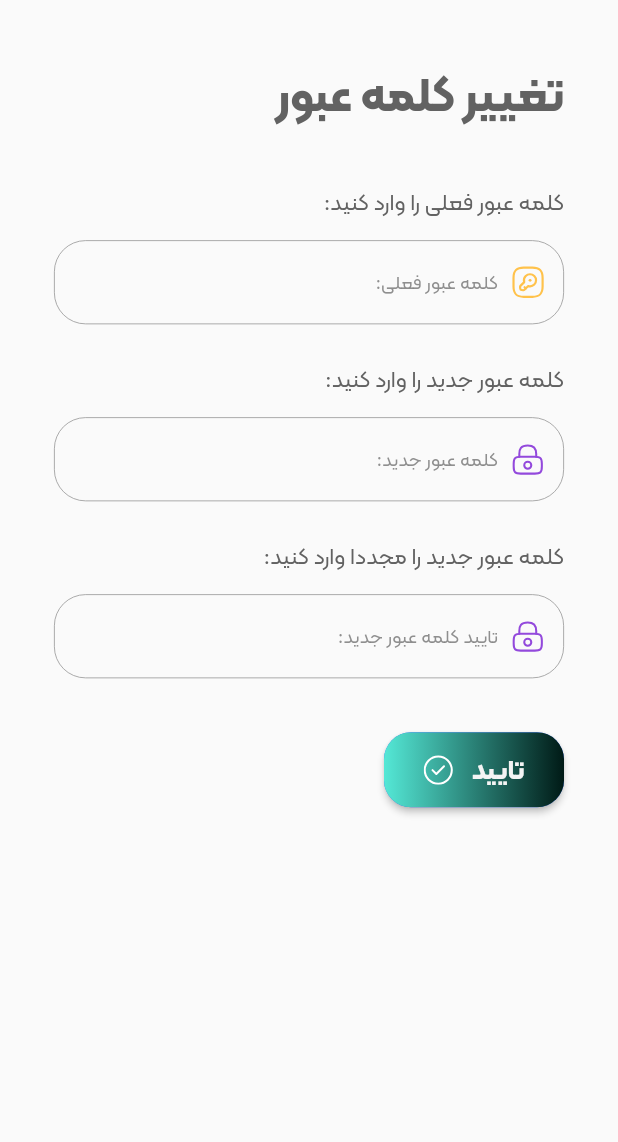
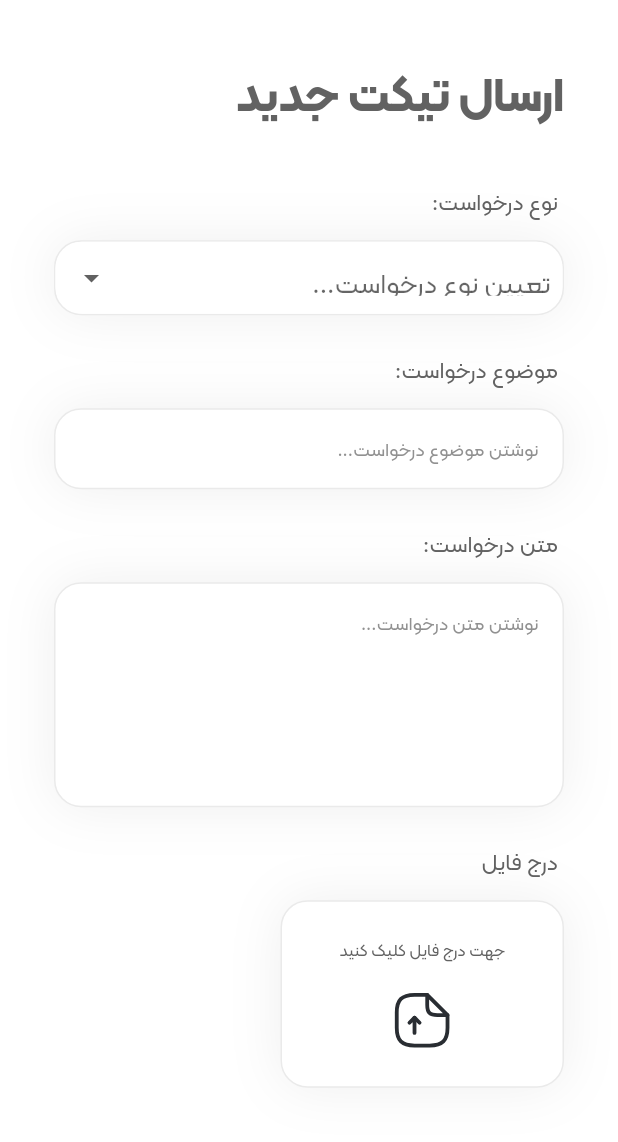
Before and after one commit to hojat2079/Ticketban, a Flutter app: the screen it shows after launch, on a phone screen of 412 x 824 dp, the part 94-1236 px from its top. Run offline on Flutter 3.47's test engine with Material 2 defaults, Android fonts, the phone set to English and light mode, and no system bars; our stand-ins replace dio, equatable, flutter_bloc, flutter_svg, get_it.

Commit message:
feat: add new ticket page

```diff
--- a/lib/gen/assets.gen.dart
+++ b/lib/gen/assets.gen.dart
@@ -37,11 +37,17 @@ class $AssetsImageSvgGen {
   SvgGenImage get allTicket =>
       const SvgGenImage('assets/image/svg/all_ticket.svg');
 
+  /// File path: assets/image/svg/arrow.svg
+  SvgGenImage get arrow => const SvgGenImage('assets/image/svg/arrow.svg');
+
   /// File path: assets/image/svg/check.svg
   SvgGenImage get check => const SvgGenImage('assets/image/svg/check.svg');
 
   /// File path: assets/image/svg/exit.svg
   SvgGenImage get exit => const SvgGenImage('assets/image/svg/exit.svg');
+
+  /// File path: assets/image/svg/file.svg
+  SvgGenImage get file => const SvgGenImage('assets/image/svg/file.svg');
 
   /// File path: assets/image/svg/lock.svg
   SvgGenImage get lock => const SvgGenImage('assets/image/svg/lock.svg');
@@ -66,6 +72,9 @@ class $AssetsImageSvgGen {
 
   /// File path: assets/image/svg/phone.svg
   SvgGenImage get phone => const SvgGenImage('assets/image/svg/phone.svg');
+
+  /// File path: assets/image/svg/send.svg
+  SvgGenImage get send => const SvgGenImage('assets/image/svg/send.svg');
 }
 
 class Assets {
--- a/lib/main.dart
+++ b/lib/main.dart
@@ -1,6 +1,7 @@
 import 'package:flutter/material.dart';
 import 'package:ticketban_mobile/di/app.dart';
 import 'package:ticketban_mobile/presentation/route.dart';
+import 'package:ticketban_mobile/presentation/screen/add_ticket/add_ticket_screen.dart';
 import 'package:ticketban_mobile/presentation/screen/change_password/change_password.dart';
 import 'package:ticketban_mobile/presentation/screen/home/home.dart';
 import 'package:ticketban_mobile/presentation/theme.dart';
@@ -30,7 +31,7 @@ class _MyAppState extends State<MyApp> {
       // onGenerateRoute: _appRoute.onGenerateRoute,
       home: const Directionality(
         textDirection: TextDirection.rtl,
-        child: ChangePasswordScreen(),
+        child: AddNewTicketScreen(),
       ),
     );
   }
--- a/lib/presentation/color.dart
+++ b/lib/presentation/color.dart
@@ -3,7 +3,7 @@ import 'package:flutter/material.dart';
 class LightColorPalette {
   static const whiteCard = Color(0xffF4F4F4);
   static const white = Colors.white;
-  static Color whiteShadow = const Color(0xff7A7A7A).withOpacity(0.15);
+  static Color whiteShadow = const Color(0xff7A7A7A).withOpacity(0.12);
   static const blackTextColor = Color(0xff626262);
   static const black = Color(0xff292D32);
   static const blue = Color(0xff2C6DF8);
@@ -15,7 +15,9 @@ class LightColorPalette {
   static const red = Color(0xffFF4F4F);
   static const darkRed = Color(0xffE52323);
   static const green = Color(0xff00B7A1);
-  static const yellow = Color(0xffFFC24B);
+  static const yellowDropDown = Color(0xffFFC24B);
+  static const greenDropDown = Color(0xff71CB7E);
+  static const purpleDropDown = Color(0xffBF49DC);
   static const dialogTextColor = Color(0xff3A3A3A);
 
   static const Gradient defaultTextGradiant = LinearGradient(
--- a/lib/presentation/component/dimension.dart
+++ b/lib/presentation/component/dimension.dart
@@ -23,6 +23,7 @@ const EdgeInsets padding36H = EdgeInsets.symmetric(horizontal: 36);
 const EdgeInsets padding36 = EdgeInsets.symmetric(horizontal: 36, vertical: 36);
 const EdgeInsets padding0 = EdgeInsets.zero;
 const EdgeInsets paddingSuffixIcon = EdgeInsets.only(left: 8, right: 12);
+const EdgeInsets padding4R = EdgeInsets.only(right: 4);
 
 //sizedBox
 const sizedBoxW4 = SizedBox(width: 4);
--- /dev/null
+++ b/lib/presentation/component/widget/elevated_textfield.dart
@@ -0,0 +1,88 @@
+import 'package:flutter/material.dart';
+import 'package:ticketban_mobile/presentation/component/dimension.dart';
+
+class ElevatedTextField extends StatelessWidget {
+  final bool obscure = false;
+  final TextEditingController? controller;
+  final int? maxLength;
+  final TextInputType keyboardType;
+  final String hint;
+  final Widget? prefixIcon;
+  final Widget? suffixIcon;
+  final bool isPassword;
+  final int maxLines;
+  final double? height;
+
+  const ElevatedTextField(
+      {Key? key,
+      this.controller,
+      this.maxLength,
+      required this.keyboardType,
+      required this.hint,
+      this.prefixIcon,
+      this.suffixIcon,
+      this.maxLines = 1,
+      required this.isPassword,
+      this.height})
+      : super(key: key);
+
+  @override
+  Widget build(BuildContext context) {
+    final ThemeData themeData = Theme.of(context);
+    return Container(
+      height: height,
+      padding: const EdgeInsets.only(
+        top: 6,
+        bottom: 6,
+        right: 16,
+        left: 16,
+      ),
+      decoration: BoxDecoration(
+        color: themeData.colorScheme.surfaceVariant,
+        border: Border.all(
+          color: const Color(
+            0xffEAEAEA,
+          ),
+          width: 1,
+        ),
+        boxShadow: [
+          BoxShadow(
+            color: themeData.colorScheme.inverseSurface,
+            blurRadius: 30,
+          )
+        ],
+        borderRadius: circular18,
+      ),
+      child: TextField(
+        style: themeData.textTheme.bodyText2!.copyWith(
+          fontWeight: FontWeight.w500,
+        ),
+        controller: controller,
+        maxLines: maxLines,
+        maxLength: maxLength,
+        keyboardType: keyboardType,
+        decoration: InputDecoration(
+          counterStyle: const TextStyle(
+            height: double.minPositive,
+          ),
+          counterText: "",
+          isDense: true,
+          border: InputBorder.none,
+          hintText: hint,
+          hintStyle: themeData.textTheme.bodyText2!.apply(
+              color: themeData.colorScheme.onSurface.withOpacity(
+                0.7,
+              ),
+              fontSizeFactor: 0.9),
+          prefixIconConstraints: const BoxConstraints(
+            minWidth: iconSize,
+            minHeight: iconSize,
+          ),
+          prefixIcon: prefixIcon,
+          suffixIcon: suffixIcon,
+        ),
+        obscureText: isPassword,
+      ),
+    );
+  }
+}
--- a/lib/presentation/component/widget/gradiant_button.dart
+++ b/lib/presentation/component/widget/gradiant_button.dart
@@ -58,7 +58,7 @@ class GradiantButton extends StatelessWidget {
                   textAlign: TextAlign.center,
                   style: textStyle,
                 ),
-                if (icon != null) sizedBoxW12,
+                if (icon != null) sizedBoxW8,
                 if (icon != null) icon!,
               ],
             ),
--- a/lib/presentation/route.dart
+++ b/lib/presentation/route.dart
@@ -2,6 +2,7 @@ import 'package:flutter/material.dart';
 import 'package:flutter_bloc/flutter_bloc.dart';
 import 'package:get_it/get_it.dart';
 import 'package:ticketban_mobile/domain/repository/auth_repository.dart';
+import 'package:ticketban_mobile/presentation/screen/add_ticket/add_ticket_screen.dart';
 import 'package:ticketban_mobile/presentation/screen/auth/bloc/auth_bloc.dart';
 import 'package:ticketban_mobile/presentation/screen/auth/forget_password_screen.dart';
 import 'package:ticketban_mobile/presentation/screen/auth/login_screen.dart';
@@ -98,6 +99,13 @@ class AppRoute {
             child: ChangePasswordScreen(),
           );
         });
+      case AddNewTicketScreen.route:
+        return MaterialPageRoute(builder: (context) {
+          return const Directionality(
+            textDirection: TextDirection.rtl,
+            child: AddNewTicketScreen(),
+          );
+        });
       default:
         throw Exception('root is not valid');
     }
--- /dev/null
+++ b/lib/presentation/screen/add_ticket/add_ticket_screen.dart
@@ -0,0 +1,115 @@
+import 'package:flutter/material.dart';
+import 'package:flutter/services.dart';
+import 'package:ticketban_mobile/gen/assets.gen.dart';
+import 'package:ticketban_mobile/presentation/color.dart';
+import 'package:ticketban_mobile/presentation/component/dimension.dart';
+import 'package:ticketban_mobile/presentation/component/widget/elevated_textfield.dart';
+import 'package:ticketban_mobile/presentation/component/widget/gradiant_button.dart';
+import 'package:ticketban_mobile/presentation/screen/add_ticket/file.dart';
+import 'package:ticketban_mobile/presentation/screen/home/appbar.dart';
+
+import 'drop_down.dart';
+
+class AddNewTicketScreen extends StatelessWidget {
+  static const String route = 'new-ticket';
+
+  const AddNewTicketScreen({Key? key}) : super(key: key);
+
+  @override
+  Widget build(BuildContext context) {
+    final ThemeData themeData = Theme.of(context);
+    SystemChrome.setSystemUIOverlayStyle(
+      SystemUiOverlayStyle(
+        statusBarColor: themeData.colorScheme.surfaceVariant,
+        statusBarIconBrightness: Brightness.dark,
+      ),
+    );
+    return Scaffold(
+      backgroundColor: themeData.colorScheme.surfaceVariant,
+      body: SafeArea(
+        child: SingleChildScrollView(
+          physics: const BouncingScrollPhysics(),
+          child: Padding(
+            padding: padding36H,
+            child: Column(
+              crossAxisAlignment: CrossAxisAlignment.start,
+              children: [
+                sizedBoxH24,
+                const HomeAppBar(),
+                sizedBoxH36,
+                Text(
+                  'ارسال تیکت جدید',
+                  style: themeData.textTheme.headline2,
+                ),
+                sizedBoxH32,
+                Padding(
+                  padding: padding4R,
+                  child: Text(
+                    'نوع درخواست:',
+                    style: themeData.textTheme.subtitle2,
+                  ),
+                ),
+                sizedBoxH12,
+                DropDownTicketType(),
+                sizedBoxH24,
+                Padding(
+                  padding: padding4R,
+                  child: Text(
+                    'موضوع درخواست:',
+                    style: themeData.textTheme.subtitle2,
+                  ),
+                ),
+                sizedBoxH12,
+                const ElevatedTextField(
+                  keyboardType: TextInputType.text,
+                  hint: 'نوشتن موضوع درخواست...',
+                  isPassword: false,
+                ),
+                sizedBoxH24,
+                Padding(
+                  padding: padding4R,
+                  child: Text(
+                    'متن درخواست:',
+                    style: themeData.textTheme.subtitle2,
+                  ),
+                ),
+                sizedBoxH12,
+                const ElevatedTextField(
+                  keyboardType: TextInputType.text,
+                  hint: 'نوشتن متن درخواست...',
+                  isPassword: false,
+                  maxLines: 8,
+                  height: 150,
+                ),
+                sizedBoxH24,
+                Padding(
+                  padding: padding4R,
+                  child: Text(
+                    'درج فایل',
+                    style: themeData.textTheme.subtitle2,
+                  ),
+                ),
+                sizedBoxH12,
+                FileComponent(image: Assets.image.svg.file.svg()),
+                sizedBoxH48,
+                Center(
+                  child: GradiantButton(
+                    gradient: LightColorPalette.defaultOkButton,
+                    onTap: () {},
+                    label: 'ارسال',
+                    icon: Assets.image.svg.send.svg(width: 18),
+                    textStyle: themeData.textTheme.button,
+                    height: homeButtonSizeHeight,
+                    width: homeButtonSizeWidth,
+                    borderRadius: circular18,
+                  ),
+                ),
+                sizedBoxH32
+              ],
+            ),
+          ),
+        ),
+      ),
+    );
+  }
+}
--- /dev/null
+++ b/lib/presentation/screen/add_ticket/drop_down.dart
@@ -0,0 +1,131 @@
+import 'package:flutter/cupertino.dart';
+import 'package:flutter/material.dart';
+import 'package:ticketban_mobile/gen/assets.gen.dart';
+import 'package:ticketban_mobile/presentation/color.dart';
+import 'package:ticketban_mobile/presentation/component/dimension.dart';
+
+class DropDownTicketType extends StatelessWidget {
+  // List of items in our dropdown menu
+  final List<String> items = [
+    'تعیین نوع درخواست...',
+    'مالی',
+    'عمومی',
+    'اداری',
+  ];
+  final Map<String, Color> colorItems = {
+    'تعیین نوع درخواست...': LightColorPalette.blackTextColor,
+    'مالی': LightColorPalette.yellowDropDown,
+    'عمومی': LightColorPalette.greenDropDown,
+    'اداری': LightColorPalette.purpleDropDown,
+  };
+
+  DropDownTicketType({Key? key}) : super(key: key);
+
+  @override
+  Widget build(BuildContext context) {
+    final ThemeData themeData = Theme.of(context);
+    return Container(
+      decoration: BoxDecoration(
+        color: themeData.colorScheme.surfaceVariant,
+        border: Border.all(
+          color: const Color(
+            0xffEAEAEA,
+          ),
+          width: 1,
+        ),
+        boxShadow: [
+          BoxShadow(
+            color: themeData.colorScheme.inverseSurface,
+            blurRadius: 30,
+          )
+        ],
+        borderRadius: circular18,
+      ),
+      child: DropdownButtonFormField(
+        focusColor: themeData.colorScheme.surfaceVariant,
+        dropdownColor: themeData.colorScheme.surfaceVariant,
+        borderRadius: circular18,
+        isExpanded: true,
+        isDense: true,
+        icon: const Icon(Icons.arrow_drop_down),
+        decoration: InputDecoration(
+          filled: true,
+          fillColor: themeData.colorScheme.surfaceVariant,
+          focusedBorder: const OutlineInputBorder(
+            borderRadius: circular18,
+            borderSide: BorderSide.none,
+          ),
+          enabledBorder: const OutlineInputBorder(
+            borderRadius: circular18,
+            borderSide: BorderSide.none,
+          ),
+          isDense: true,
+          contentPadding: const EdgeInsets.only(
+            top: 12,
+            bottom: 12,
+            right: 8,
+            left: 16,
+          ),
+          hintText: items[0],
+          hintStyle: themeData.textTheme.bodyText2!.apply(
+            color: themeData.colorScheme.onSurface.withOpacity(0.7),
+          ),
+        ),
+        items: items
+            .map(
+              (String item) => DropdownMenuItem(
+                alignment: Alignment.centerRight,
+                enabled: items.first == item ? false : true,
+                value: item,
+                child: items.first == item
+                    ? Column(
+                        crossAxisAlignment: CrossAxisAlignment.end,
+                        children: [
+                          Padding(
+                            padding: const EdgeInsets.only(
+                              right: 12,
+                            ),
+                            child: Row(
+                              mainAxisAlignment: MainAxisAlignment.spaceBetween,
+                              children: [
+                                Icon(
+                                  Icons.arrow_drop_up,
+                                  color: themeData.colorScheme.onSurface,
+                                ),
+                                Text(
+                                  item,
+                                  textDirection: TextDirection.rtl,
+                                  style: themeData.textTheme.bodyText2!.apply(
+                                    color: themeData.colorScheme.onSurface
+                                        .withOpacity(0.7),
+                                  ),
+                                ),
+                              ],
+                            ),
+                          ),
+                          sizedBoxH12,
+                          const Divider(
+                            height: 1,
+                            color: Color(0xffD2D2D2),
+                          ),
+                        ],
+                      )
+                    : Padding(
+                        padding: const EdgeInsets.only(right: 12),
+                        child: Text(
+                          item,
+                          style: themeData.textTheme.subtitle2!.copyWith(
+                            fontWeight: FontWeight.w600,
+                            color: colorItems[item],
+                            fontSize: 16,
+                          ),
+                        ),
+                      ),
+              ),
+            )
+            .toList(),
+        onChanged: (value) {},
+      ),
+    );
+  }
+}
--- /dev/null
+++ b/lib/presentation/screen/add_ticket/file.dart
@@ -0,0 +1,54 @@
+import 'package:flutter/material.dart';
+import 'package:ticketban_mobile/presentation/component/dimension.dart';
+
+class FileComponent extends StatelessWidget {
+  final String title;
+  final Widget image;
+  final double height;
+  final double width;
+
+  const FileComponent({
+    Key? key,
+    this.title = 'جهت درج فایل کلیک کنید',
+    required this.image,
+    this.height = 125,
+    this.width = 189,
+  }) : super(key: key);
+
+  @override
+  Widget build(BuildContext context) {
+    final ThemeData themeData = Theme.of(context);
+    return Container(
+      width: width,
+      height: height,
+      alignment: Alignment.center,
+      decoration: BoxDecoration(
+        color: themeData.colorScheme.surfaceVariant,
+        border: Border.all(
+          color: const Color(
+            0xffEAEAEA,
+          ),
+          width: 1,
+        ),
+        boxShadow: [
+          BoxShadow(
+            color: themeData.colorScheme.inverseSurface,
+            blurRadius: 30,
+          )
+        ],
+        borderRadius: circular18,
+      ),
+      child: Column(
+        mainAxisAlignment: MainAxisAlignment.center,
+        children: [
+          Text(
+            title,
+            style: themeData.textTheme.caption,
+          ),
+          sizedBoxH16,
+          image
+        ],
+      ),
+    );
+  }
+}
--- a/lib/presentation/screen/change_password/change_password.dart
+++ b/lib/presentation/screen/change_password/change_password.dart
@@ -21,6 +21,7 @@ class ChangePasswordScreen extends StatelessWidget {
       statusBarIconBrightness: Brightness.dark,
     ));
     return Scaffold(
+      backgroundColor: themeData.colorScheme.surfaceVariant,
       body: SafeArea(
         child: SingleChildScrollView(
           child: Padding(
@@ -36,9 +37,12 @@ class ChangePasswordScreen extends StatelessWidget {
                   style: themeData.textTheme.headline2,
                 ),
                 sizedBoxH32,
-                Text(
+                Padding(
+                  padding: padding4R,
+                  child: Text(
                     'کلمه عبور فعلی را وارد کنید:',
                     style: themeData.textTheme.subtitle2,
+                  ),
                 ),
                 sizedBoxH12,
                 CustomTextField(
@@ -51,9 +55,12 @@ class ChangePasswordScreen extends StatelessWidget {
                   ),
                 ),
                 sizedBoxH24,
-                Text(
+                Padding(
+                  padding: padding4R,
+                  child: Text(
                     'کلمه عبور جدید را وارد کنید:',
                     style: themeData.textTheme.subtitle2,
+                  ),
                 ),
                 sizedBoxH12,
                 CustomTextField(
@@ -65,9 +72,12 @@ class ChangePasswordScreen extends StatelessWidget {
                   ),
                 ),
                 sizedBoxH24,
-                Text(
+                Padding(
+                  padding: padding4R,
+                  child: Text(
                     'کلمه عبور جدید را مجددا وارد کنید:',
                     style: themeData.textTheme.subtitle2,
+                  ),
                 ),
                 sizedBoxH12,
                 CustomTextField(
--- a/lib/presentation/screen/home/avatar.dart
+++ b/lib/presentation/screen/home/avatar.dart
@@ -32,7 +32,7 @@ class AvatarWidget extends StatelessWidget {
       child: Container(
         padding: padding12,
         decoration: BoxDecoration(
-          color: themeData.colorScheme.surface,
+          color: themeData.colorScheme.surfaceVariant,
           shape: BoxShape.circle,
         ),
         child: Container(
@@ -44,7 +44,7 @@ class AvatarWidget extends StatelessWidget {
           child: Container(
             padding: padding12,
             decoration: BoxDecoration(
-              color: themeData.colorScheme.surface,
+              color: themeData.colorScheme.surfaceVariant,
               shape: BoxShape.circle,
             ),
             child: Image.asset(imagePath),
--- a/lib/presentation/screen/home/home.dart
+++ b/lib/presentation/screen/home/home.dart
@@ -23,11 +23,11 @@ class HomeScreen extends StatelessWidget {
   Widget build(BuildContext context) {
     final ThemeData themeData = Theme.of(context);
     SystemChrome.setSystemUIOverlayStyle(SystemUiOverlayStyle(
-      statusBarColor: themeData.colorScheme.surface,
+      statusBarColor: themeData.colorScheme.surfaceVariant,
       statusBarIconBrightness: Brightness.dark,
     ));
     return Scaffold(
-      backgroundColor: themeData.colorScheme.surface,
+      backgroundColor: themeData.colorScheme.surfaceVariant,
       body: SafeArea(
         child: SingleChildScrollView(
           child: Padding(
--- a/lib/presentation/screen/home/menu_item.dart
+++ b/lib/presentation/screen/home/menu_item.dart
@@ -29,7 +29,7 @@ class CustomMenuItem extends StatelessWidget {
               )
             ],
             borderRadius: circular28,
-            color: themeData.colorScheme.surface,
+            color: themeData.colorScheme.surfaceVariant,
           ),
           child: Row(
             children: [
--- a/lib/presentation/theme.dart
+++ b/lib/presentation/theme.dart
@@ -15,6 +15,7 @@ class AppThemeConfig {
   final Brightness brightness;
   final Color primary;
   final Color surface;
+  final Color surfaceV;
   final Color onPrimary;
   final Color background;
   final Color secondary;
@@ -29,6 +30,7 @@ class AppThemeConfig {
       : brightness = Brightness.light,
         primary = LightColorPalette.blue,
         surface = LightColorPalette.whiteCard,
+        surfaceV = LightColorPalette.white,
         onPrimary = LightColorPalette.blackTextColor,
         background = LightColorPalette.background,
         secondary = LightColorPalette.greenBlue,
@@ -50,7 +52,9 @@ class AppThemeConfig {
           onSecondary: onSecondary,
           primaryContainer: primaryV,
           inverseSurface: inverseSurface,
-            onSurface: onSurface),
+          onSurface: onSurface,
+          surfaceVariant: surfaceV,
+        ),
         textTheme: TextTheme(
             bodyText2: defaultTextStyle,
             headline6: defaultTextStyle.copyWith(
@@ -92,7 +96,10 @@ class AppThemeConfig {
               fontSize: 18,
               fontWeight: FontWeight.w700,
             ),
-        ),
+            caption: defaultTextStyle.copyWith(
+              fontSize: 11,
+              color: onSurface,
+            )),
         dividerColor: divider,
         dividerTheme: DividerThemeData(
           color: divider,
```
Also changed, not shown: assets/image/svg/arrow.svg (added), assets/image/svg/file.svg (added), assets/image/svg/send.svg (added). Lines whose indentation alone changed are shown as unchanged.
